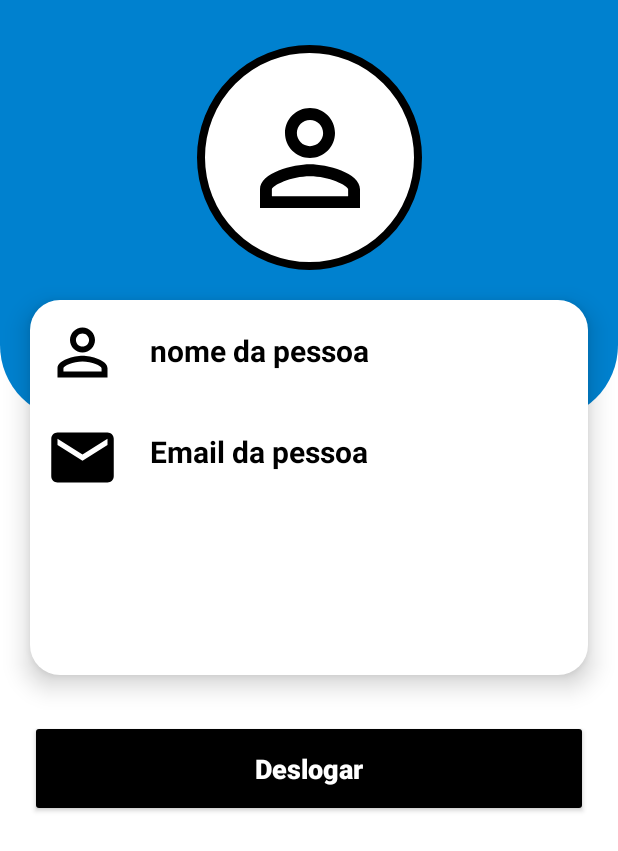
After one commit to Gladistony/Projeto-Interdisciplinar-3, an Android app: the TelaPrincipal screen opened directly, with no data from a screen before it, on a phone screen of 412 x 824 dp. The commit adds this screen. Shown: the top 851 px of the screen. Run offline under Robolectric (Android 15) with nearby library versions, the phone set to English and light mode, and no system bars.

Commit message:
tela de perfil completo
campos da tela de perfil feito e visual finalizado.

```diff
--- a/App/app/src/main/AndroidManifest.xml
+++ b/App/app/src/main/AndroidManifest.xml
@@ -13,6 +13,9 @@
         android:theme="@style/Theme.Projeto3"
         tools:targetApi="31">
         <activity
+            android:name=".TelaPrincipal"
+            android:exported="false" />
+        <activity
             android:name=".MainActivity"
             android:exported="false" />
         <activity
--- /dev/null
+++ b/App/app/src/main/java/com/teste/projeto_3/TelaPrincipal.java
@@ -0,0 +1,25 @@
+package com.teste.projeto_3;
+
+import android.os.Bundle;
+
+import androidx.activity.EdgeToEdge;
+import androidx.appcompat.app.AppCompatActivity;
+import androidx.core.graphics.Insets;
+import androidx.core.view.ViewCompat;
+import androidx.core.view.WindowInsetsCompat;
+
+public class TelaPrincipal extends AppCompatActivity {
+
+    @Override
+    protected void onCreate(Bundle savedInstanceState) {
+        super.onCreate(savedInstanceState);
+        EdgeToEdge.enable(this);
+        setContentView(R.layout.activity_tela_principal);
+        ViewCompat.setOnApplyWindowInsetsListener(findViewById(R.id.main), (v, insets) -> {
+            Insets systemBars = insets.getInsets(WindowInsetsCompat.Type.systemBars());
+            v.setPadding(systemBars.left, systemBars.top, systemBars.right, systemBars.bottom);
+            return insets;
+        });
+        getSupportActionBar().hide();
+    }
+}
--- /dev/null
+++ b/App/app/src/main/res/drawable/container_perfil.xml
@@ -0,0 +1,7 @@
+<?xml version="1.0" encoding="utf-8"?>
+<shape xmlns:android="http://schemas.android.com/apk/res/android">
+
+    <solid android:color="@color/blue"/>
+    <corners android:bottomLeftRadius="50dp" android:bottomRightRadius="50dp"/>
+
+</shape>
--- /dev/null
+++ b/App/app/src/main/res/drawable/container_user.xml
@@ -0,0 +1,8 @@
+<?xml version="1.0" encoding="utf-8"?>
+<shape xmlns:android="http://schemas.android.com/apk/res/android">
+
+    <solid android:color="@color/white"/>
+    <corners android:radius="100dp"/>
+    <stroke android:color="@color/black" android:width="5dp"/>
+
+</shape>
--- /dev/null
+++ b/App/app/src/main/res/drawable/ic_user.xml
@@ -0,0 +1,5 @@
+<vector xmlns:android="http://schemas.android.com/apk/res/android" android:height="24dp" android:tint="#000000" android:viewportHeight="24" android:viewportWidth="24" android:width="24dp">
+
+    <path android:fillColor="@android:color/white" android:pathData="M12,5.9c1.16,0 2.1,0.94 2.1,2.1s-0.94,2.1 -2.1,2.1S9.9,9.16 9.9,8s0.94,-2.1 2.1,-2.1m0,9c2.97,0 6.1,1.46 6.1,2.1v1.1L5.9,18.1L5.9,17c0,-0.64 3.13,-2.1 6.1,-2.1M12,4C9.79,4 8,5.79 8,8s1.79,4 4,4 4,-1.79 4,-4 -1.79,-4 -4,-4zM12,13c-2.67,0 -8,1.34 -8,4v3h16v-3c0,-2.66 -5.33,-4 -8,-4z"/>
+
+</vector>
--- a/App/app/src/main/res/layout/activity_form_cadastro.xml
+++ b/App/app/src/main/res/layout/activity_form_cadastro.xml
@@ -70,6 +70,7 @@
         />
 
     <androidx.appcompat.widget.AppCompatButton
+        android:id="@+id/bt_cadastrar"
         style="@style/Button"
         android:text="@string/cadastrar"
         android:layout_marginTop="30dp"
--- /dev/null
+++ b/App/app/src/main/res/layout/activity_tela_principal.xml
@@ -0,0 +1,118 @@
+<?xml version="1.0" encoding="utf-8"?>
+<androidx.constraintlayout.widget.ConstraintLayout xmlns:android="http://schemas.android.com/apk/res/android"
+    xmlns:app="http://schemas.android.com/apk/res-auto"
+    xmlns:tools="http://schemas.android.com/tools"
+    android:id="@+id/main"
+    android:layout_width="match_parent"
+    android:layout_height="match_parent"
+    android:background="@color/white"
+    tools:context=".TelaPrincipal">
+
+    <View
+        android:id="@+id/containerPerfil"
+        style="@style/ContainerPerfil"
+        app:layout_constraintStart_toStartOf="parent"
+        app:layout_constraintEnd_toEndOf="parent"
+        app:layout_constraintTop_toTopOf="parent"
+        />
+
+    <View
+        android:id="@+id/containerUser"
+        android:layout_width="150dp"
+        android:layout_height="150dp"
+        android:background="@drawable/container_user"
+        android:layout_marginTop="30dp"
+        app:layout_constraintStart_toStartOf="parent"
+        app:layout_constraintEnd_toEndOf="parent"
+        app:layout_constraintTop_toTopOf="parent"
+        />
+
+    <ImageView
+        android:layout_width="100dp"
+        android:layout_height="100dp"
+        android:src="@drawable/ic_user"
+        app:layout_constraintStart_toStartOf="@id/containerUser"
+        app:layout_constraintEnd_toEndOf="@id/containerUser"
+        app:layout_constraintTop_toTopOf="@id/containerUser"
+        app:layout_constraintBottom_toBottomOf="@id/containerUser"
+        />
+
+    <View
+        android:id="@+id/containerComponentsPerfil"
+        style="@style/ContainerComponents"
+        android:elevation="10dp"
+        app:layout_constraintEnd_toEndOf="parent"
+        app:layout_constraintStart_toStartOf="parent"
+        app:layout_constraintTop_toBottomOf="@id/containerUser" />
+
+    <ImageView
+        android:id="@+id/iconeUser"
+        android:layout_width="50dp"
+        android:layout_height="50dp"
+        android:src="@drawable/ic_user"
+        android:layout_marginLeft="30dp"
+        android:layout_marginTop="30dp"
+        app:layout_constraintTop_toBottomOf="@id/containerUser"
+        app:layout_constraintStart_toStartOf="parent"
+        android:elevation="11dp"
+        />
+
+    <TextView
+        android:id="@+id/textNomeUsuario"
+        android:layout_width="wrap_content"
+        android:layout_height="wrap_content"
+        android:text="nome da pessoa"
+        android:textColor="@color/black"
+        android:textSize="20sp"
+        android:textStyle="bold"
+        android:layout_marginTop="40dp"
+        android:layout_marginLeft="20dp"
+        app:layout_constraintTop_toBottomOf="@id/containerUser"
+        app:layout_constraintStart_toEndOf="@id/iconeUser"
+        android:elevation="11dp"
+        />
+
+    <ImageView
+        android:id="@+id/iconeEmail"
+        android:layout_width="50dp"
+        android:layout_height="50dp"
+        android:src="@drawable/ic_email"
+        android:layout_marginLeft="30dp"
+        android:layout_marginTop="20dp"
+        app:layout_constraintTop_toBottomOf="@id/iconeUser"
+        app:layout_constraintStart_toStartOf="parent"
+        android:elevation="11dp"
+        />
+
+    <TextView
+        android:id="@+id/textEmailUsuario"
+        android:layout_width="wrap_content"
+        android:layout_height="wrap_content"
+        android:text="Email da pessoa"
+        android:textColor="@color/black"
+        android:textSize="20sp"
+        android:textStyle="bold"
+        android:layout_marginTop="40dp"
+        android:layout_marginLeft="20dp"
+        app:layout_constraintTop_toBottomOf="@id/textNomeUsuario"
+        app:layout_constraintStart_toEndOf="@id/iconeEmail"
+        android:elevation="11dp"
+        />
+
+    <Button
+        android:layout_width="match_parent"
+        android:layout_height="wrap_content"
+        android:text="Deslogar"
+        android:textColor="@color/white"
+        android:textSize="18sp"
+        android:textStyle="bold"
+        android:textAllCaps="false"
+        android:backgroundTint="@color/black"
+        android:padding="20dp"
+        android:layout_marginTop="30dp"
+        android:layout_marginLeft="20dp"
+        android:layout_marginRight="20dp"
+        app:layout_constraintTop_toBottomOf="@id/containerComponentsPerfil"
+        />
+
+</androidx.constraintlayout.widget.ConstraintLayout>
--- a/App/app/src/main/res/values/styles.xml
+++ b/App/app/src/main/res/values/styles.xml
@@ -6,6 +6,14 @@
         <item name="android:layout_height">250dp</item>
         <item name="android:background">@drawable/container_components</item>
         <item name="android:layout_margin">20dp</item>
+
+    </style>
+
+    <style name="ContainerPerfil">
+        <item name="android:layout_width">match_parent</item>
+        <item name="android:layout_height">280dp</item>
+        <item name="android:background">@drawable/container_perfil</item>
+
     </style>
 
     <style name="Edit_text">
```
